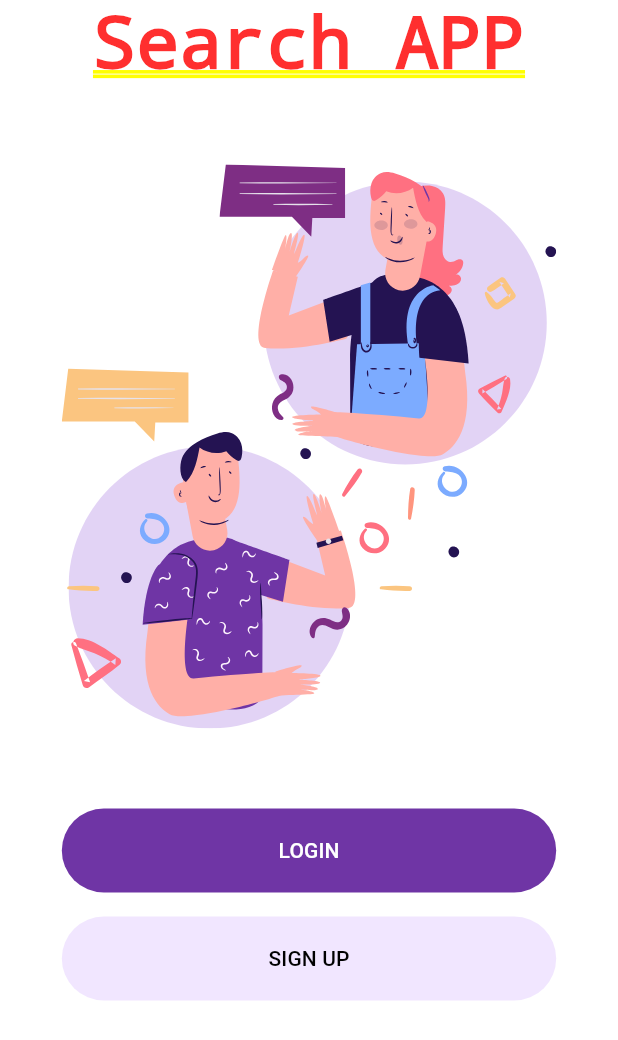
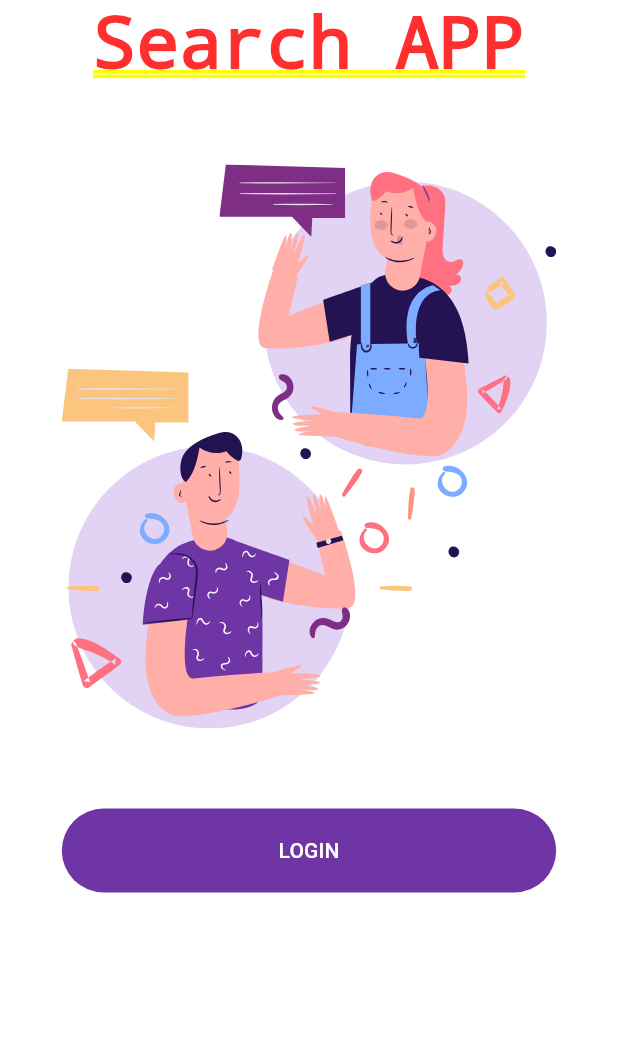
Before and after one commit to junghyunsoo24/portfolio_flutter_search_app, a Flutter app: the screen it shows after launch, on a phone screen of 412 x 824 dp. Shown: the top 1040 px of the screen. Run offline on Flutter 3.47's test engine with Material 3 defaults, Android fonts, the phone set to English and light mode, and no system bars; our stand-ins replace flutter_svg; missing offline and left inert: kakao_flutter_sdk.

Commit message:
style: delete signup because of kakao login

```diff
--- a/lib/Screens/Welcome/components/login_signup_btn.dart
+++ b/lib/Screens/Welcome/components/login_signup_btn.dart
@@ -1,8 +1,6 @@
 import 'package:flutter/material.dart';
 
-import '../../../constants.dart';
 import '../../Login/login_screen.dart';
-import '../../Signup/signup_screen.dart';
 
 class LoginAndSignupBtn extends StatelessWidget {
   const LoginAndSignupBtn({
@@ -28,27 +26,7 @@ class LoginAndSignupBtn extends StatelessWidget {
             "Login".toUpperCase(),
           ),
         ),
-        const SizedBox(height: 16),
-        ElevatedButton(
-          onPressed: () {
-            Navigator.push(
-              context,
-              MaterialPageRoute(
-                builder: (context) {
-                  return const SignUpScreen();
-                },
-              ),
-            );
-          },
-          style: ElevatedButton.styleFrom(
-            backgroundColor: kPrimaryLightColor,
-            elevation: 0,
-          ),
-          child: Text(
-            "Sign Up".toUpperCase(),
-            style: const TextStyle(color: Colors.black),
-          ),
-        ),
+        const SizedBox(height: 16)
       ],
     );
   }
```
